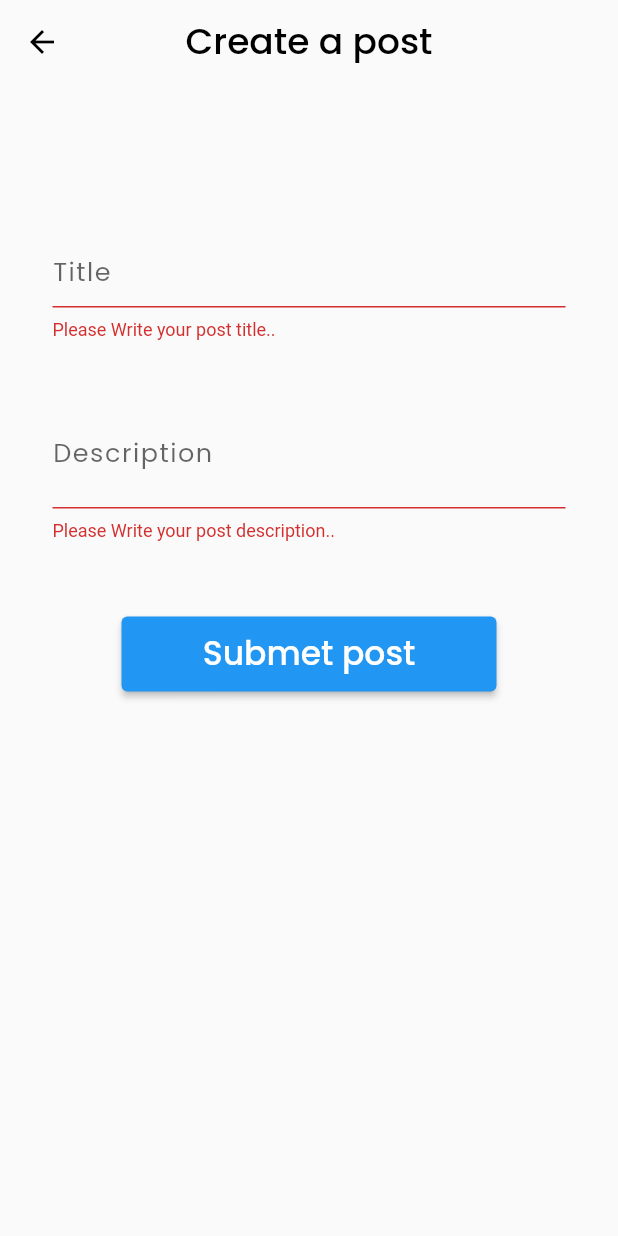
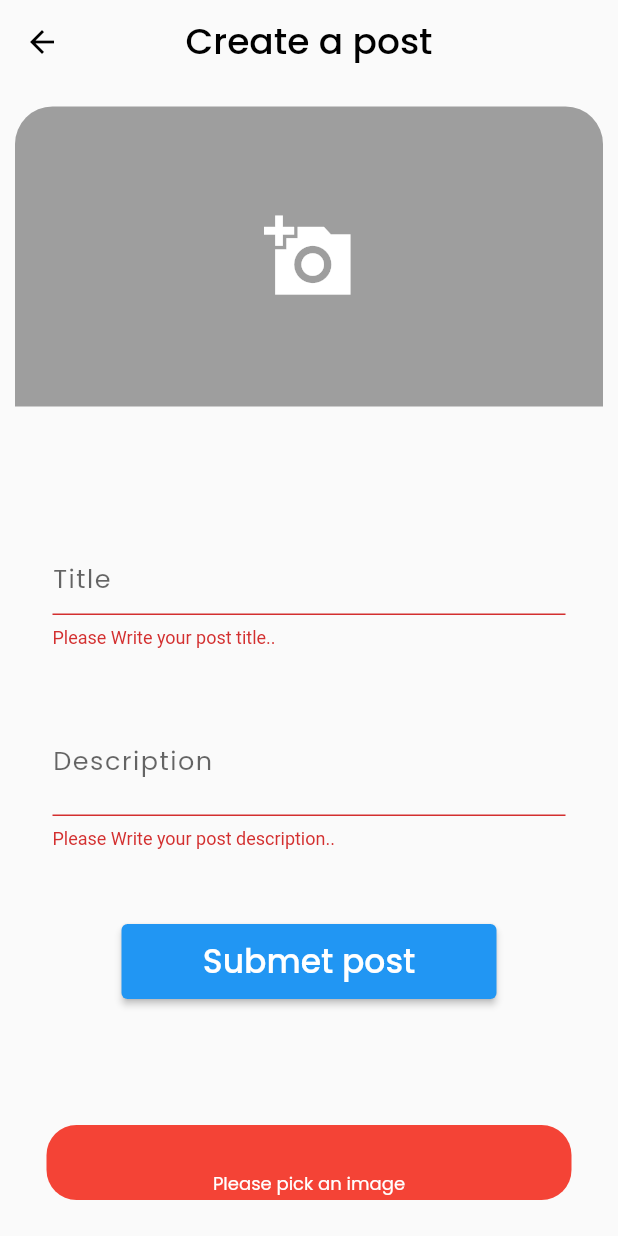
Before and after one commit to miran18-prog/final_project, a Flutter app: the PostScreen screen opened directly, after a tap on "Submet post", on a phone screen of 412 x 824 dp. Run offline on Flutter 3.47's test engine with Material 2 defaults, Android fonts, the phone set to English and light mode, and no system bars; our stand-ins replace auto_size_text, cached_network_image, cloud_firestore, email_validator, firebase_auth, firebase_core and 11 more; missing offline and left inert: banner_listtile; accounts and stored records are empty; network calls fail; statements that could not run were skipped.

Commit message:
posting image and Uploading to firebase storage

```diff
--- a/lib/screens/user_Screen/post_screen.dart
+++ b/lib/screens/user_Screen/post_screen.dart
@@ -1,24 +1,19 @@
 import 'dart:io';
 
 import 'package:final_project/Database/database_services.dart';
-import 'package:final_project/models/post_model.dart';
+import 'package:final_project/widgets/custom_snackbar.dart';
 import 'package:firebase_auth/firebase_auth.dart';
 import 'package:firebase_storage/firebase_storage.dart';
 import 'package:flutter/material.dart';
 import 'package:flutter/services.dart';
-import 'package:flutter/src/foundation/key.dart';
-import 'package:flutter/src/widgets/framework.dart';
-import 'package:flutter_feather_icons/flutter_feather_icons.dart';
 import 'package:google_fonts/google_fonts.dart';
 import 'package:image_cropper/image_cropper.dart';
 import 'package:image_picker/image_picker.dart';
-import 'package:path/path.dart';
 import 'package:firebase_storage/firebase_storage.dart' as storage;
 import 'package:uuid/uuid.dart';
 
 class PostScreen extends StatefulWidget {
   PostScreen({Key? key}) : super(key: key);
-  Uuid _uuid = Uuid();
 
   @override
   State<PostScreen> createState() => _PostScreenState();
@@ -52,25 +47,13 @@ class _PostScreenState extends State<PostScreen> {
     }
   }
 
-  Future uploadFile() async {
-    if (_image == null) return;
-    final fileName = 'post';
-    String imagePathId = widget._uuid.v1();
-
-    try {
-      final ref = storage.FirebaseStorage.instance
-          .ref()
-          .child('posts/$userId/post/${imagePathId}/${fileName}');
-
-      await ref.putFile(_image!);
-    } catch (e) {
-      print('error occured');
-    }
-  }
-
   Widget build(BuildContext context) {
     TextEditingController titleCtrl = TextEditingController();
     TextEditingController desCtrl = TextEditingController();
+    Uuid _uuid = Uuid();
+
+    String fileName = 'post.jpg';
+    String imagePathId = _uuid.v1();
     final _formKey = GlobalKey<FormState>();
     return Scaffold(
       appBar: AppBar(
@@ -91,8 +74,68 @@ class _PostScreenState extends State<PostScreen> {
         child: Center(
           child: Column(
             children: [
+              SizedBox(height: 15),
+              Padding(
+                padding: EdgeInsets.symmetric(
+                  horizontal: 10,
+                ),
+                child: _image == null
+                    ? Container(
+                        padding: EdgeInsets.symmetric(
+                          horizontal: 10,
+                        ),
+                        height: 200,
+                        width: 400,
+                        decoration: BoxDecoration(
+                          color: Colors.grey,
+                          borderRadius: BorderRadius.only(
+                            topLeft: Radius.circular(25),
+                            topRight: Radius.circular(25),
+                          ),
+                        ),
+                        child: IconButton(
+                          onPressed: () async {
+                            _pickImage(ImageSource.gallery, context);
+                          },
+                          icon: Icon(
+                            Icons.add_a_photo_sharp,
+                            size: 60,
+                          ),
+                          color: Colors.white,
+                        ),
+                      )
+                    : Container(
+                        padding: EdgeInsets.symmetric(
+                          horizontal: 10,
+                        ),
+                        height: 200,
+                        width: 400,
+                        decoration: BoxDecoration(
+                          color: Colors.grey,
+                          image: DecorationImage(
+                              image: FileImage(
+                                _image!,
+                              ),
+                              fit: BoxFit.cover),
+                          borderRadius: BorderRadius.only(
+                            topLeft: Radius.circular(25),
+                            topRight: Radius.circular(25),
+                          ),
+                        ),
+                        child: IconButton(
+                          onPressed: () async {
+                            _pickImage(ImageSource.gallery, context);
+                          },
+                          icon: Icon(
+                            Icons.add_a_photo_sharp,
+                            size: 60,
+                          ),
+                          color: Colors.white,
+                        ),
+                      ),
+              ),
               SizedBox(
-                height: 25,
+                height: 15,
               ),
               SizedBox(height: 75),
               Form(
@@ -147,16 +190,31 @@ class _PostScreenState extends State<PostScreen> {
                       width: 250,
                       child: ElevatedButton(
                         onPressed: () async {
-                          if (_formKey.currentState!.validate()) {
-                            uploadFile();
+                          if (_formKey.currentState!.validate() &&
+                              _image != null) {
+                            try {
+                              final ref = storage.FirebaseStorage.instance
+                                  .ref()
+                                  .child(
+                                      'users/$userId/post_image_folder/$imagePathId/$fileName');
 
-                            DatabaseServices(uId: userId).addPost(
-                              uId: userId,
-                              imagePath: _image!.path,
-                              imagePathId: widget._uuid.v1(),
-                              postTitle: titleCtrl.text,
-                              postDesctiption: desCtrl.text,
-                            );
+                              await ref.putFile(_image!);
+                              downloadUri = await ref.getDownloadURL();
+
+                              DatabaseServices(postImagePathId: imagePathId)
+                                  .addPost(
+                                      uId: userId,
+                                      imagePath: fileName,
+                                      imagePathId: imagePathId,
+                                      postTitle: titleCtrl.text,
+                                      postDesctiption: desCtrl.text,
+                                      imageUrl: downloadUri);
+                            } catch (err) {
+                              print(err.toString());
+                            }
+                          } else {
+                            customSnackbar(context, "Please pick an image", "",
+                                Colors.red);
                           }
                         },
                         child: Text(
```
